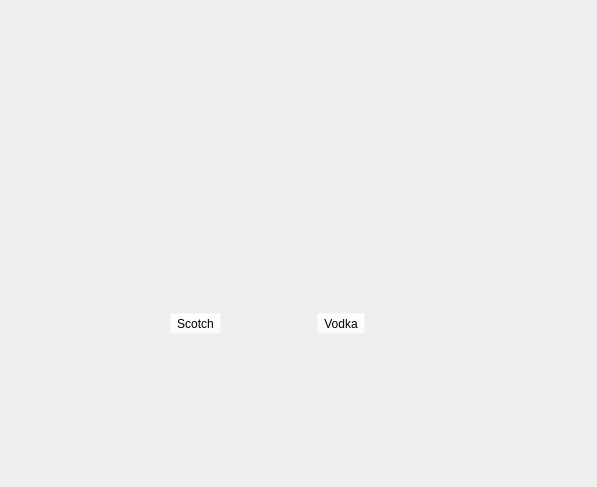
Old version of the form mainwindow.ui in the repository davidclark495/Bartending-Sim-Mirror; both pictures show x 0 to 597 and y 0 to 487 of the 1303 by 841 pixel window.
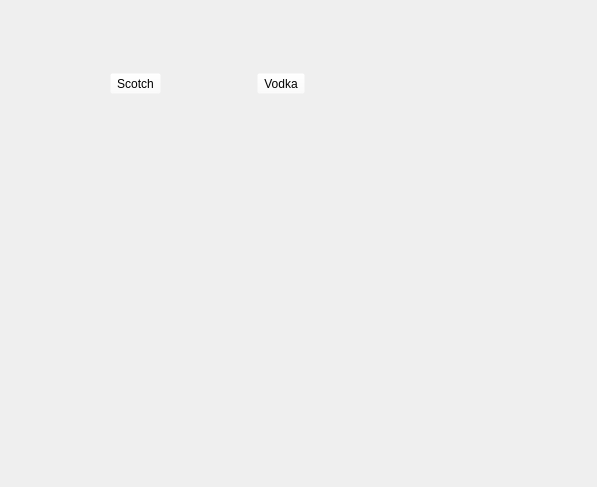
New version of the form. Icons and pictures are not drawn.

What changed in the file:
```diff
--- a/mainwindow.ui
+++ b/mainwindow.ui
@@ -23,8 +23,8 @@
    <widget class="QWidget" name="horizontalLayoutWidget">
     <property name="geometry">
      <rect>
-      <x>80</x>
-      <y>260</y>
+      <x>20</x>
+      <y>20</y>
       <width>377</width>
       <height>127</height>
      </rect>
```
